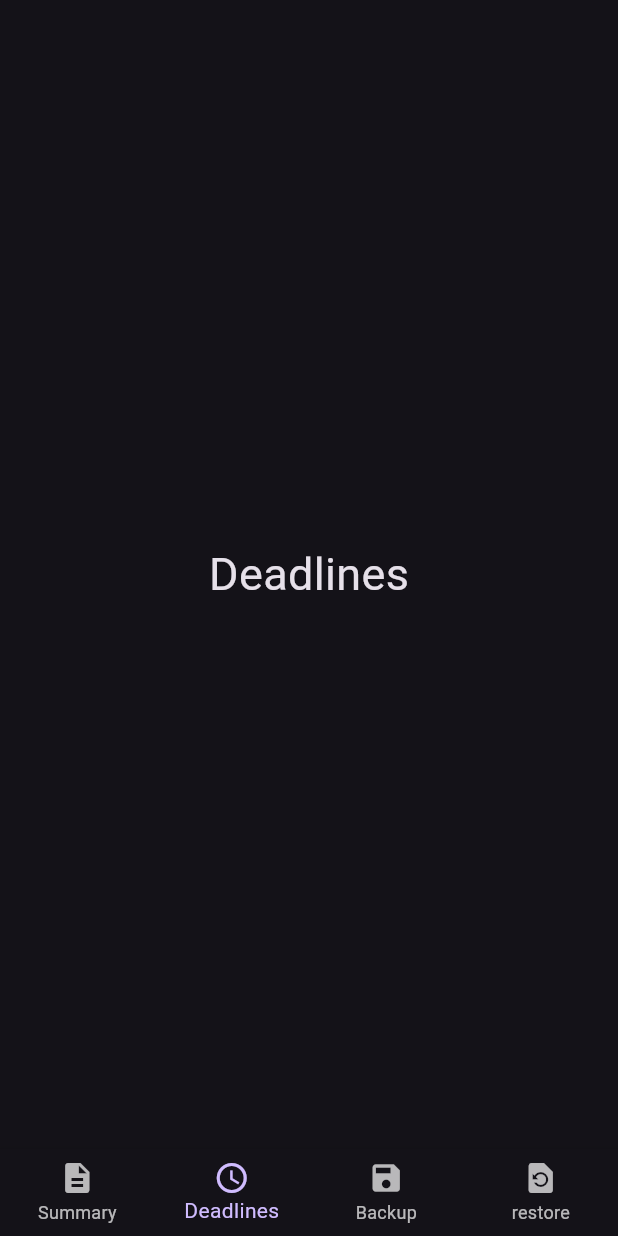
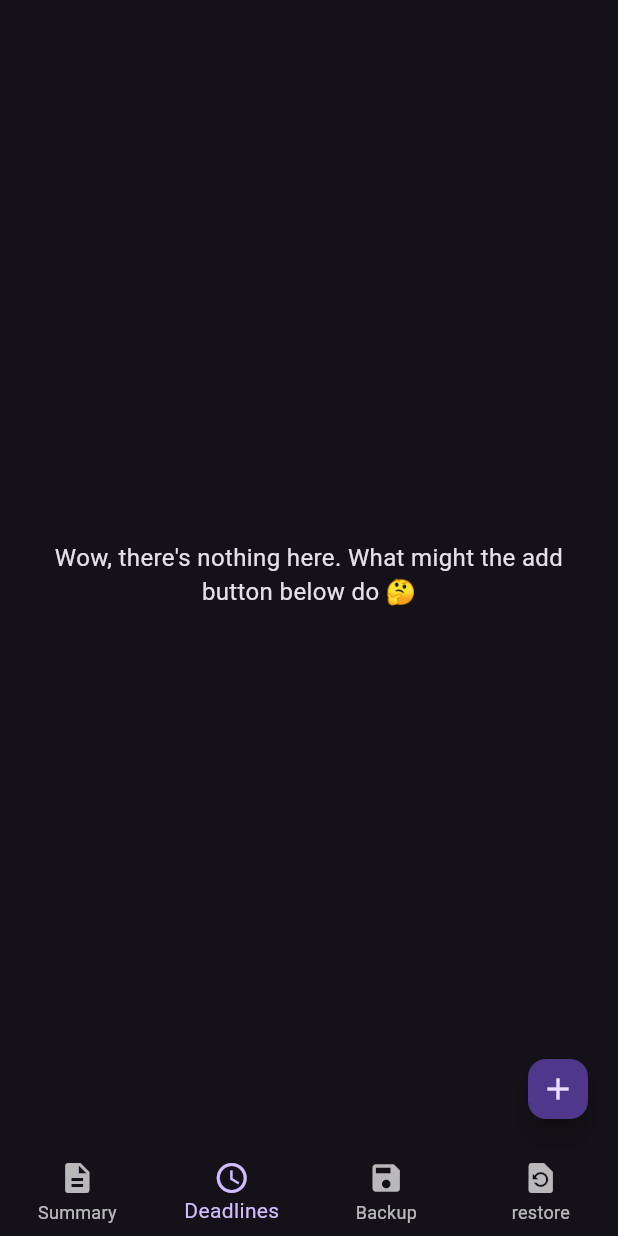
Before and after one commit to IfeSunmola/DeadlineReminder, a Flutter app: the Homepage screen opened by its route, item 2 of the bottom bar chosen, on a phone screen of 412 x 824 dp. Run offline on Flutter 3.47's test engine with Material 2 defaults, Android fonts, the light colour scheme and no system bars.

Commit message:
Added new deadline page

```diff
--- a/lib/main.dart
+++ b/lib/main.dart
@@ -1,4 +1,5 @@
 import 'package:deadline_reminder/pages/home/homepage.dart';
+import 'package:deadline_reminder/pages/home/new_deadline_page.dart';
 import 'package:deadline_reminder/pages/landing.dart';
 import 'package:flutter/material.dart';
 
@@ -16,14 +17,11 @@ class MyApp extends StatelessWidget {
         brightness: Brightness.dark,
         useMaterial3: true,
       ),
-      // darkTheme: ThemeData(brightness: Brightness.dark),
-      // home: const LandingPage(
-      //   title: 'Deadline Reminder',
-      // ),
       initialRoute: "/",
       routes: {
         "/": (context) => const LandingPage(title: "Deadline Reminder"),
         "/home": (context) => const Homepage(),
+        "/new-deadline": (context) => const NewDeadlinePage(),
       },
     );
   }
--- a/lib/pages/home/deadlines_fragment.dart
+++ b/lib/pages/home/deadlines_fragment.dart
@@ -1,12 +1,37 @@
 import 'package:flutter/material.dart';
 
+/*
+* https://api.flutter.dev/flutter/material/FloatingActionButton-class.html
+* */
 class DeadlinesFragment extends StatelessWidget {
   const DeadlinesFragment({super.key});
 
   @override
   Widget build(BuildContext context) {
-    return const Center(
-      child: Text("Deadlines", style: TextStyle(fontSize: 30)),
+    const message = "Wow, there's nothing here. What might the add button below do 🤔";
+    TextStyle messageStyle = const TextStyle(
+      fontSize: 16,
+    );
+    return Scaffold(
+      floatingActionButton: FloatingActionButton(
+        onPressed: () => {Navigator.pushNamed(context, "/new-deadline")},
+        tooltip: 'Add New Deadline',
+        mini: true,
+        child: const Icon(Icons.add),
+      ),
+      body: Column(
+        mainAxisAlignment: MainAxisAlignment.center,
+        children: [
+          Padding(
+            padding: const EdgeInsets.all(16.0),
+            child: Text(
+              message,
+              style: messageStyle,
+              textAlign: TextAlign.center,
+            ),
+          ),
+        ],
+      ),
     );
   }
 }
```
Also changed, not shown: lib/pages/home/new_deadline_page.dart (added, +155 -0 lines).
